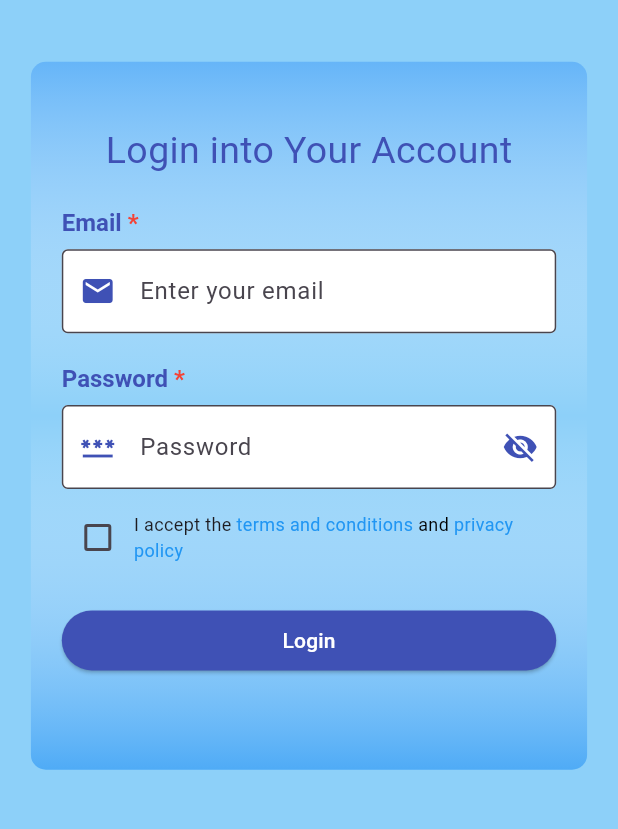
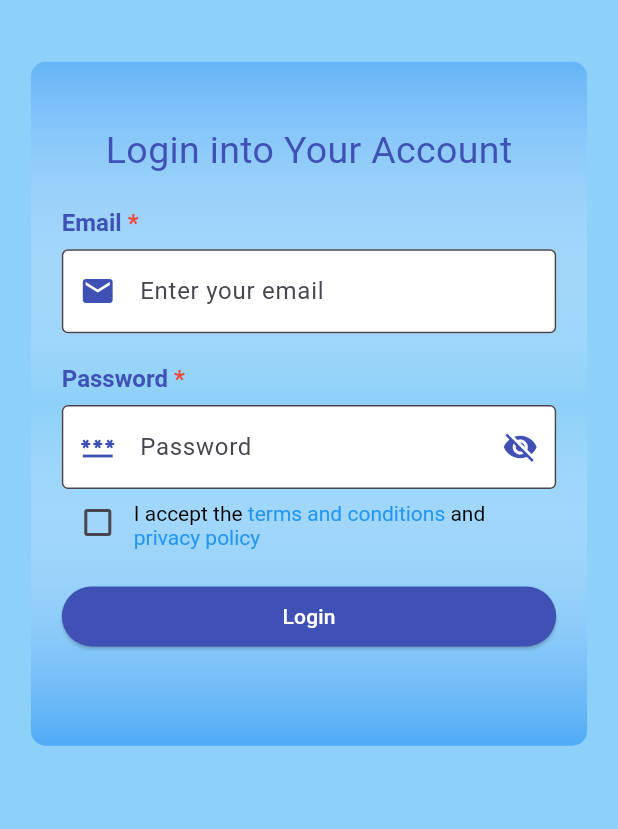
Before and after one commit to difmo/FMISCUP-IOS, a Flutter app: the screen it shows after launch, after a tap on "Suggestion", on a phone screen of 412 x 824 dp, the part 90-919 px from its top. Run offline on Flutter 3.47's test engine with Material 3 defaults, Android fonts, the light colour scheme and no system bars; our stand-ins replace connectivity_plus, flutter_image_compress, fluttertoast, google_fonts, image_picker, permission_handler and 2 more; missing offline and left inert: pdfx; network calls fail.

Commit message:
fixed all problem

```diff
--- a/lib/loginscreen.dart
+++ b/lib/loginscreen.dart
@@ -1,6 +1,7 @@
 import 'dart:async';
 import 'dart:convert';
 import 'dart:math';
+import 'package:flutter/gestures.dart';
 import 'package:flutter/material.dart';
 import 'package:shared_preferences/shared_preferences.dart';
 import 'package:fmiscup/suggestionscreen.dart';
@@ -276,7 +277,8 @@ class _LoginScreenState extends State<LoginScreen> {
 
   Future<void> _launchTermsUrl() async {
     final Uri url = Uri.parse(
-      'https://fcrupid.fmisc.up.gov.in/fmis/privacypolicy.html',
+      // 'https://fcrupid.fmisc.up.gov.in/fmis/privacypolicy.html',
+      'https://twisworld.in/privacy_en.html',
     );
     if (!await launchUrl(url, mode: LaunchMode.externalApplication)) {
       throw 'Could not launch $url';
@@ -491,55 +493,56 @@ class _LoginScreenState extends State<LoginScreen> {
                           crossAxisAlignment: CrossAxisAlignment.start,
                           children: [
                             Row(
+                              crossAxisAlignment: CrossAxisAlignment.start,
                               children: [
-                                Checkbox(
+                                Container(
+                                  height: 28,
+                                  child: Checkbox(
                                     value: _termsAccepted,
                                     onChanged: (bool? value) {
                                       setState(() {
                                         _termsAccepted = value!;
-                                      _termsError =
-                                          null; // clear error on change
+                                        _termsError = null;
                                       });
                                     },
                                   ),
+                                ),
                                 Expanded(
-                                  child: InkWell(
+                                  child: GestureDetector(
                                     onTap: () {
                                       setState(() {
                                         _termsAccepted = !_termsAccepted;
-                                        _termsError =
-                                            null; // clear error on tap
+                                        _termsError = null;
                                       });
                                     },
-                                    child: Flexible(
-                                      child: GestureDetector(
-                                        onTap: _launchTermsUrl,
-                                        child: const Text.rich(
-                                          TextSpan(
-                                            text: 'I accept the ',
+                                    child: RichText(
+                                      text: TextSpan(
+                                        style: const TextStyle(
+                                          fontSize: 14,
+                                          color: Colors.black,
+                                        ),
                                         children: [
+                                          const TextSpan(text: 'I accept the '),
                                           TextSpan(
                                             text: 'terms and conditions',
-                                                style: TextStyle(
+                                            style: const TextStyle(
                                               color: Colors.blue,
                                             ),
+                                            recognizer:
+                                                TapGestureRecognizer()
+                                                  ..onTap = _launchTermsUrl,
                                           ),
-                                              TextSpan(
-                                                text: ' and ',
-                                                style: TextStyle(
-                                                  color: Colors.black,
-                                                ),
-                                              ),
+                                          const TextSpan(text: ' and '),
                                           TextSpan(
                                             text: 'privacy policy',
-                                                style: TextStyle(
+                                            style: const TextStyle(
                                               color: Colors.blue,
                                             ),
+                                            recognizer:
+                                                TapGestureRecognizer()
+                                                  ..onTap = _launchTermsUrl,
                                           ),
                                         ],
-                                          ),
-                                          style: TextStyle(fontSize: 12),
-                                        ),
                                       ),
                                     ),
                                   ),
--- a/lib/splash_screen.dart
+++ b/lib/splash_screen.dart
@@ -19,7 +19,7 @@ class _FloodManagementSplashScreenState
   @override
   void initState() {
     super.initState();
-    Future.delayed(const Duration(seconds: 3), () {
+    Future.delayed(const Duration(seconds: 2), () {
       Navigator.pushReplacement(
         context,
         MaterialPageRoute(builder: (context) => const DashboardScreen()),
@@ -93,6 +93,7 @@ class _FloodManagementSplashScreenState
                   fontWeight: FontWeight.bold,
                   color: Colors.red,
                 ),
+                textAlign: TextAlign.center,
               ),
               const SizedBox(height: 10),
               const Text(
```
Also changed, not shown: pubspec.lock, 7 other files. Lines whose indentation alone changed are shown as unchanged.
